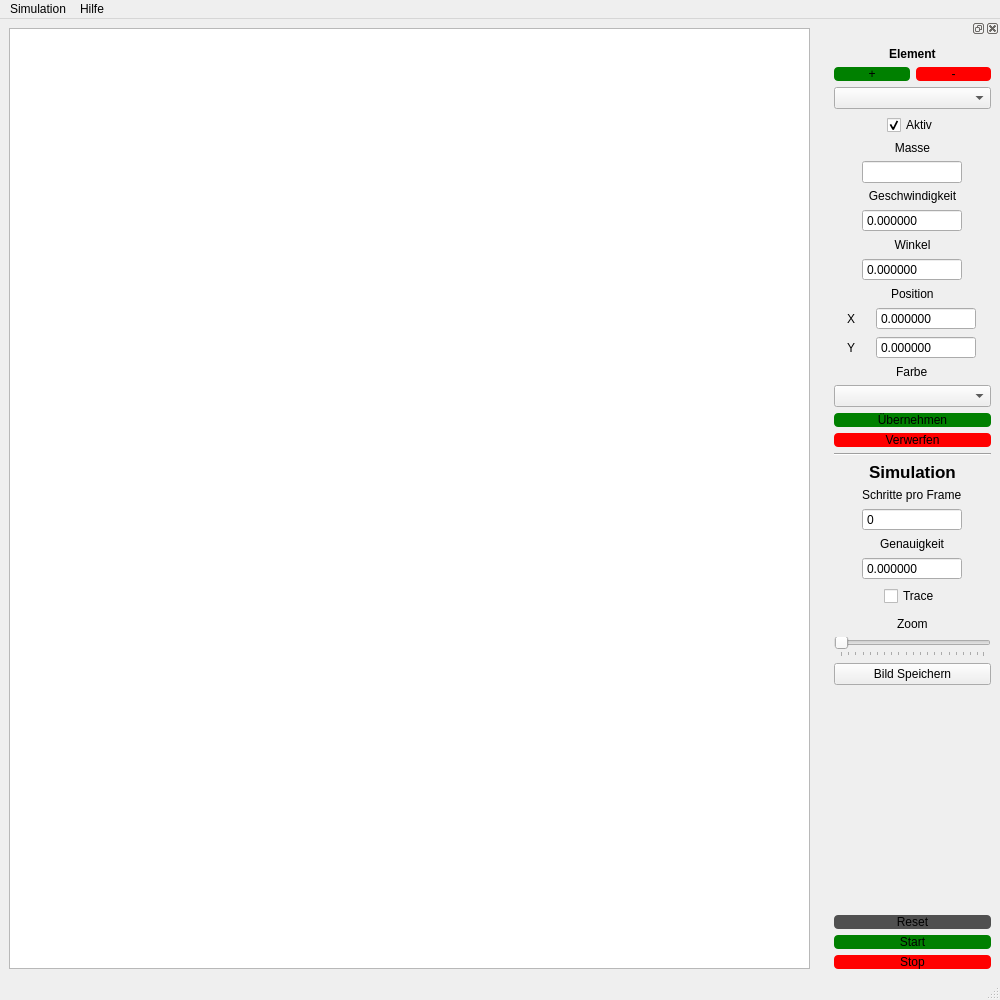
Corvus-XOS/Gravitationssimulation, file ui_Main_Window.ui: the form before one commit.
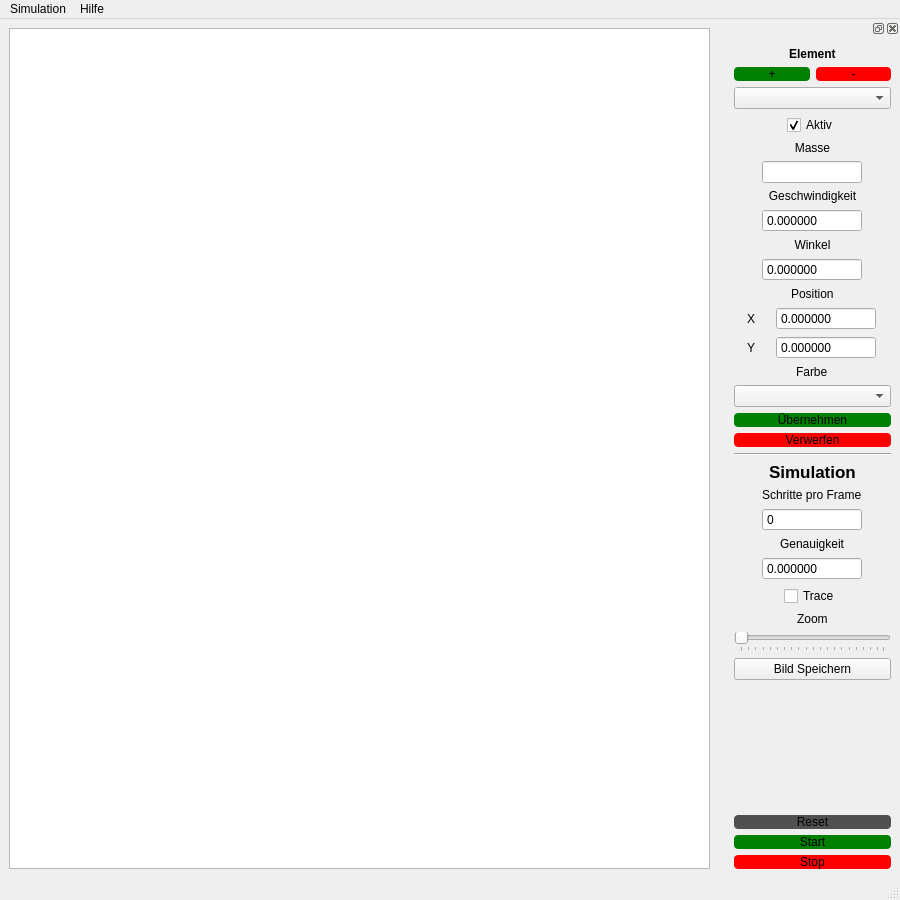
The form after the commit. Icons and pictures are not drawn.

Commit message: Kommentare hinzugefügt und Ui kleiner gemacht

```diff
--- a/ui_Main_Window.ui
+++ b/ui_Main_Window.ui
@@ -6,14 +6,14 @@
    <rect>
     <x>0</x>
     <y>0</y>
-    <width>1000</width>
-    <height>1000</height>
+    <width>900</width>
+    <height>900</height>
    </rect>
   </property>
   <property name="minimumSize">
    <size>
-    <width>1000</width>
-    <height>1000</height>
+    <width>900</width>
+    <height>900</height>
    </size>
   </property>
   <property name="maximumSize">
@@ -46,7 +46,7 @@
    <property name="minimumSize">
     <size>
      <width>175</width>
-     <height>909</height>
+     <height>826</height>
     </size>
    </property>
    <property name="maximumSize">
@@ -474,22 +474,6 @@
          </property>
         </widget>
        </item>
-       <item>
-        <spacer name="verticalSpacer_2">
-         <property name="orientation">
-          <enum>Qt::Orientation::Vertical</enum>
-         </property>
-         <property name="sizeType">
-          <enum>QSizePolicy::Policy::Fixed</enum>
-         </property>
-         <property name="sizeHint" stdset="0">
-          <size>
-           <width>20</width>
-           <height>5</height>
-          </size>
-         </property>
-        </spacer>
-       </item>
        <item alignment="Qt::AlignmentFlag::AlignHCenter">
         <widget class="QLabel" name="labelZoom">
          <property name="text">
@@ -597,8 +581,8 @@
     <rect>
      <x>0</x>
      <y>0</y>
-     <width>1000</width>
-     <height>38</height>
+     <width>900</width>
+     <height>33</height>
     </rect>
    </property>
    <widget class="QMenu" name="menuSimulation">
```
The commit also changes 3 other files.
